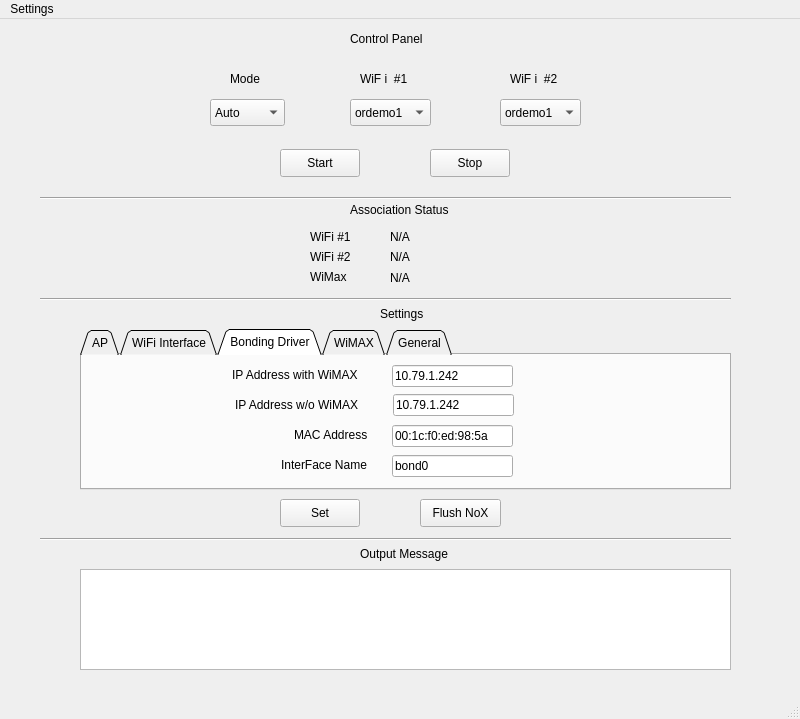
Before: the Qt Designer form pyqt/openroad.ui in yapkke/nf-bicast-module, drawn with Qt 5.
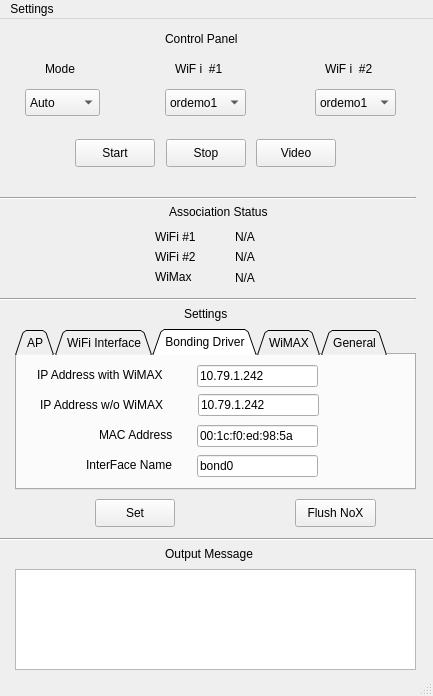
After: the same form once the commit is applied. The open tabs and pages were chosen to show the change.

Commit message: auto mode stress test

What changed in the file:
```diff
--- a/pyqt/openroad.ui
+++ b/pyqt/openroad.ui
@@ -5,8 +5,8 @@
    <rect>
     <x>0</x>
     <y>0</y>
-    <width>800</width>
-    <height>719</height>
+    <width>433</width>
+    <height>696</height>
    </rect>
   </property>
   <property name="windowTitle" >
@@ -16,9 +16,9 @@
    <widget class="QTabWidget" name="settingTab" >
     <property name="geometry" >
      <rect>
-      <x>80</x>
+      <x>15</x>
       <y>310</y>
-      <width>651</width>
+      <width>401</width>
       <height>161</height>
      </rect>
     </property>
@@ -178,7 +178,7 @@
      <widget class="QLabel" name="label_bond_ip" >
       <property name="geometry" >
        <rect>
-        <x>150</x>
+        <x>20</x>
         <y>10</y>
         <width>151</width>
         <height>20</height>
@@ -191,7 +191,7 @@
      <widget class="QLineEdit" name="editBondIP" >
       <property name="geometry" >
        <rect>
-        <x>310</x>
+        <x>180</x>
         <y>10</y>
         <width>121</width>
         <height>22</height>
@@ -204,7 +204,7 @@
      <widget class="QLabel" name="label_bond_mac" >
       <property name="geometry" >
        <rect>
-        <x>212</x>
+        <x>82</x>
         <y>70</y>
         <width>91</width>
         <height>20</height>
@@ -217,7 +217,7 @@
      <widget class="QLineEdit" name="editBondMac" >
       <property name="geometry" >
        <rect>
-        <x>310</x>
+        <x>180</x>
         <y>70</y>
         <width>121</width>
         <height>22</height>
@@ -230,7 +230,7 @@
      <widget class="QLabel" name="label_bond_if" >
       <property name="geometry" >
        <rect>
-        <x>199</x>
+        <x>69</x>
         <y>100</y>
         <width>101</width>
         <height>20</height>
@@ -243,7 +243,7 @@
      <widget class="QLineEdit" name="editBondMacIF" >
       <property name="geometry" >
        <rect>
-        <x>310</x>
+        <x>180</x>
         <y>100</y>
         <width>121</width>
         <height>22</height>
@@ -256,7 +256,7 @@
      <widget class="QLabel" name="label_bond_ip_nowimax" >
       <property name="geometry" >
        <rect>
-        <x>153</x>
+        <x>23</x>
         <y>40</y>
         <width>151</width>
         <height>20</height>
@@ -269,7 +269,7 @@
      <widget class="QLineEdit" name="editBondIP_nowimax" >
       <property name="geometry" >
        <rect>
-        <x>311</x>
+        <x>181</x>
         <y>39</y>
         <width>121</width>
         <height>22</height>
@@ -394,9 +394,9 @@
    <widget class="Line" name="line_2" >
     <property name="geometry" >
      <rect>
-      <x>40</x>
+      <x>-5</x>
       <y>510</y>
-      <width>691</width>
+      <width>441</width>
       <height>20</height>
      </rect>
     </property>
@@ -407,7 +407,7 @@
    <widget class="QLabel" name="label_output" >
     <property name="geometry" >
      <rect>
-      <x>360</x>
+      <x>165</x>
       <y>520</y>
       <width>111</width>
       <height>30</height>
@@ -420,7 +420,7 @@
    <widget class="QLabel" name="label_settings" >
     <property name="geometry" >
      <rect>
-      <x>380</x>
+      <x>184</x>
       <y>280</y>
       <width>111</width>
       <height>30</height>
@@ -433,9 +433,9 @@
    <widget class="Line" name="line_3" >
     <property name="geometry" >
      <rect>
-      <x>40</x>
+      <x>-5</x>
       <y>169</y>
-      <width>691</width>
+      <width>421</width>
       <height>20</height>
      </rect>
     </property>
@@ -446,9 +446,9 @@
    <widget class="QLabel" name="label_status" >
     <property name="geometry" >
      <rect>
-      <x>350</x>
-      <y>181</y>
-      <width>141</width>
+      <x>169</x>
+      <y>183</y>
+      <width>111</width>
       <height>20</height>
      </rect>
     </property>
@@ -459,7 +459,7 @@
    <widget class="QLabel" name="label_wifi_status_1" >
     <property name="geometry" >
      <rect>
-      <x>310</x>
+      <x>155</x>
       <y>209</y>
       <width>61</width>
       <height>17</height>
@@ -472,7 +472,7 @@
    <widget class="QLabel" name="label_wifi_status_2" >
     <property name="geometry" >
      <rect>
-      <x>310</x>
+      <x>155</x>
       <y>229</y>
       <width>61</width>
       <height>17</height>
@@ -485,7 +485,7 @@
    <widget class="QLabel" name="label_wimax_status" >
     <property name="geometry" >
      <rect>
-      <x>310</x>
+      <x>155</x>
       <y>249</y>
       <width>61</width>
       <height>17</height>
@@ -498,7 +498,7 @@
    <widget class="QLabel" name="wifi_status_1" >
     <property name="geometry" >
      <rect>
-      <x>390</x>
+      <x>235</x>
       <y>209</y>
       <width>111</width>
       <height>17</height>
@@ -511,7 +511,7 @@
    <widget class="QLabel" name="wifi_status_2" >
     <property name="geometry" >
      <rect>
-      <x>390</x>
+      <x>235</x>
       <y>229</y>
       <width>121</width>
       <height>17</height>
@@ -524,7 +524,7 @@
    <widget class="QLabel" name="wimax_status" >
     <property name="geometry" >
      <rect>
-      <x>390</x>
+      <x>235</x>
       <y>250</y>
       <width>131</width>
       <height>17</height>
@@ -537,9 +537,9 @@
    <widget class="QPlainTextEdit" name="OutputText" >
     <property name="geometry" >
      <rect>
-      <x>80</x>
+      <x>15</x>
       <y>550</y>
-      <width>651</width>
+      <width>401</width>
       <height>101</height>
      </rect>
     </property>
@@ -559,9 +559,9 @@
    <widget class="Line" name="line_4" >
     <property name="geometry" >
      <rect>
-      <x>40</x>
+      <x>-5</x>
       <y>270</y>
-      <width>691</width>
+      <width>421</width>
       <height>20</height>
      </rect>
     </property>
@@ -572,8 +572,8 @@
    <widget class="QComboBox" name="cbMode" >
     <property name="geometry" >
      <rect>
-      <x>210</x>
-      <y>80</y>
+      <x>25</x>
+      <y>70</y>
       <width>75</width>
       <height>27</height>
      </rect>
@@ -592,9 +592,9 @@
    <widget class="QLabel" name="label_control" >
     <property name="geometry" >
      <rect>
-      <x>350</x>
+      <x>165</x>
       <y>10</y>
-      <width>141</width>
+      <width>81</width>
       <height>20</height>
      </rect>
     </property>
@@ -605,8 +605,8 @@
    <widget class="QLabel" name="label_control_2" >
     <property name="geometry" >
      <rect>
-      <x>230</x>
-      <y>50</y>
+      <x>45</x>
+      <y>40</y>
       <width>41</width>
       <height>20</height>
      </rect>
@@ -618,8 +618,8 @@
    <widget class="QLabel" name="label_control_wifi1" >
     <property name="geometry" >
      <rect>
-      <x>360</x>
-      <y>50</y>
+      <x>175</x>
+      <y>40</y>
       <width>51</width>
       <height>20</height>
      </rect>
@@ -631,8 +631,8 @@
    <widget class="QComboBox" name="cbWifi1" >
     <property name="geometry" >
      <rect>
-      <x>350</x>
-      <y>80</y>
+      <x>165</x>
+      <y>70</y>
       <width>81</width>
       <height>27</height>
      </rect>
@@ -661,8 +661,8 @@
    <widget class="QLabel" name="label_control_wifi2" >
     <property name="geometry" >
      <rect>
-      <x>510</x>
-      <y>50</y>
+      <x>325</x>
+      <y>40</y>
       <width>51</width>
       <height>20</height>
      </rect>
@@ -674,8 +674,8 @@
    <widget class="QComboBox" name="cbWifi2" >
     <property name="geometry" >
      <rect>
-      <x>500</x>
-      <y>80</y>
+      <x>315</x>
+      <y>70</y>
       <width>81</width>
       <height>27</height>
      </rect>
@@ -704,8 +704,8 @@
    <widget class="QPushButton" name="ButtonStop" >
     <property name="geometry" >
      <rect>
-      <x>430</x>
-      <y>130</y>
+      <x>166</x>
+      <y>120</y>
       <width>80</width>
       <height>28</height>
      </rect>
@@ -717,7 +717,7 @@
    <widget class="QPushButton" name="ButtonSet" >
     <property name="geometry" >
      <rect>
-      <x>280</x>
+      <x>95</x>
       <y>480</y>
       <width>80</width>
       <height>28</height>
@@ -730,8 +730,8 @@
    <widget class="QPushButton" name="ButtonStart" >
     <property name="geometry" >
      <rect>
-      <x>280</x>
-      <y>130</y>
+      <x>75</x>
+      <y>120</y>
       <width>80</width>
       <height>28</height>
      </rect>
@@ -743,7 +743,7 @@
    <widget class="QPushButton" name="ButtonFlush" >
     <property name="geometry" >
      <rect>
-      <x>420</x>
+      <x>295</x>
       <y>480</y>
       <width>81</width>
       <height>28</height>
@@ -753,6 +753,19 @@
      <string>Flush NoX</string>
     </property>
    </widget>
+   <widget class="QPushButton" name="ButtonVideo" >
+    <property name="geometry" >
+     <rect>
+      <x>256</x>
+      <y>120</y>
+      <width>80</width>
+      <height>28</height>
+     </rect>
+    </property>
+    <property name="text" >
+     <string>Video</string>
+    </property>
+   </widget>
   </widget>
   <widget class="QStatusBar" name="statusbar" />
   <widget class="QMenuBar" name="menubar" >
@@ -760,7 +773,7 @@
     <rect>
      <x>0</x>
      <y>0</y>
-     <width>800</width>
+     <width>433</width>
      <height>26</height>
     </rect>
    </property>
```
Left out of the diff: 71 changed lines with no effect on the pictures. The commit also changes 2 other files.
